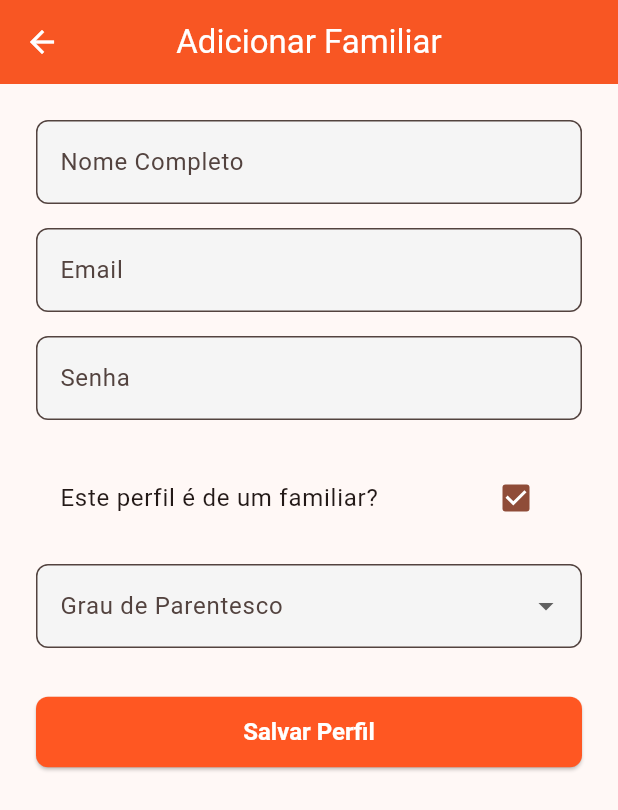
After one commit to ARegis23/techChef, a Flutter app: the UserEditorPage screen opened directly, after a tap on "Este perfil é de um familiar?", on a phone screen of 412 x 824 dp. The commit adds this screen. Shown: the top 810 px of the screen. Run offline on Flutter 3.47's test engine with Material 3 defaults, Android fonts, the phone set to English and light mode, and no system bars; our stand-ins replace firebase_auth, firebase_core, flutter_svg; accounts and stored records are empty.

Commit message:
Criacao das telas de perfis

```diff
--- a/lib/core/routes.dart
+++ b/lib/core/routes.dart
@@ -4,9 +4,14 @@
 // 🎯 Centraliza as constantes com os nomes das rotas para evitar erros.
 
 class AppRoutes {
-  static const String splash = '/'; // A tela de splash é a nova rota inicial
-  static const String login = '/login'; // A tela de login agora tem sua própria rota
+  static const String splash = '/';
+  static const String login = '/login';
   static const String dashboard = '/dashboard';
   static const String settings = '/settings';
   static const String about = '/about';
+
+    // Rotas de perfil
+  static const String userDashboard = '/user/dashboard';
+  static const String userEditor = '/user/editor';
+  static const String userFamilyView = '/user/family';
 }
--- a/lib/modules/auth/login.dart
+++ b/lib/modules/auth/login.dart
@@ -144,7 +144,9 @@ class _LoginPageState extends State<LoginPage> {
               const SizedBox(height: 32),
               Row(mainAxisAlignment: MainAxisAlignment.center, children: [
                 const Text('Primeiro acesso?'),
-                TextButton(onPressed: () { /* TODO: Navegar para registro */ }, child: const Text('Crie um perfil')),
+                TextButton(onPressed: () {
+                  AppRoutes.userEditor;
+                 }, child: const Text('Crie um perfil')),
               ]),
             ],
           ),
--- /dev/null
+++ b/lib/modules/user/user_editor.dart
@@ -0,0 +1,123 @@
+// =================================================================
+// 📁 ARQUIVO: lib/modules/profile/views/user_editor.dart
+// =================================================================
+// 📝 Tela versátil para criar e editar perfis de administrador e familiares.
+
+import 'package:flutter/material.dart';
+import '../../../core/routes.dart';
+
+class UserEditorPage extends StatefulWidget {
+  // Argumentos para determinar o modo da página:
+  // - Criando um novo admin (vindo da tela de login)
+  // - Adicionando um familiar (vindo do dashboard do admin)
+  // - Editando um perfil existente
+  final Map<String, dynamic>? arguments;
+
+  const UserEditorPage({super.key, this.arguments});
+
+  @override
+  State<UserEditorPage> createState() => _UserEditorPageState();
+}
+
+class _UserEditorPageState extends State<UserEditorPage> {
+  // Controladores para os campos do formulário
+  final _nameController = TextEditingController();
+  final _emailController = TextEditingController();
+  final _passwordController = TextEditingController();
+
+  // Estado para os checkboxes e dropdown
+  bool _isFamilyMember = false;
+  String? _selectedRelationship;
+  bool _isRegisteringNewAdmin = false;
+
+  final List<String> _relationships = ['Cônjuge', 'Filho(a)', 'Pai', 'Mãe', 'Outro'];
+
+  @override
+  void initState() {
+    super.initState();
+    // Define o estado inicial da página com base nos argumentos recebidos
+    _isRegisteringNewAdmin = widget.arguments?['isRegisteringNewAdmin'] ?? false;
+    _isFamilyMember = widget.arguments?['isFamilyMember'] ?? false;
+
+    // TODO: Se estiver editando, preencher os campos com os dados do usuário
+  }
+
+  void _saveProfile() {
+    // TODO: Implementar a lógica de salvar os dados no Firebase
+
+    if (_isRegisteringNewAdmin) {
+      // Se for o primeiro cadastro, volta para a tela de login para o usuário entrar.
+      // Usamos pushNamedAndRemoveUntil para limpar a pilha de navegação.
+      Navigator.of(context).pushNamedAndRemoveUntil(AppRoutes.login, (route) => false);
+    } else {
+      // Se estiver editando ou adicionando um familiar, apenas volta para a tela anterior.
+      Navigator.of(context).pop();
+    }
+  }
+
+  @override
+  Widget build(BuildContext context) {
+    return Scaffold(
+      appBar: AppBar(
+        title: Text(_isRegisteringNewAdmin ? 'Criar Perfil de Administrador' : (_isFamilyMember ? 'Adicionar Familiar' : 'Editar Perfil')),
+      ),
+      body: SingleChildScrollView(
+        padding: const EdgeInsets.all(24.0),
+        child: Column(
+          crossAxisAlignment: CrossAxisAlignment.stretch,
+          children: [
+            // Campos comuns a todos os perfis
+            TextField(controller: _nameController, decoration: const InputDecoration(labelText: 'Nome Completo')),
+            const SizedBox(height: 16),
+            TextField(controller: _emailController, keyboardType: TextInputType.emailAddress, decoration: const InputDecoration(labelText: 'Email')),
+            const SizedBox(height: 16),
+            TextField(controller: _passwordController, obscureText: true, decoration: const InputDecoration(labelText: 'Senha')),
+            const SizedBox(height: 24),
+
+            // Lógica para mostrar campos específicos
+            if (_isRegisteringNewAdmin)
+              const Text('Marque abaixo apenas se você for um familiar sendo adicionado por um administrador.'),
+
+            // Checkbox para definir se é um familiar
+            CheckboxListTile(
+              title: const Text('Este perfil é de um familiar?'),
+              value: _isFamilyMember,
+              onChanged: (value) {
+                setState(() {
+                  _isFamilyMember = value ?? false;
+                });
+              },
+            ),
+
+            // Dropdown de parentesco, visível apenas se for um familiar
+            if (_isFamilyMember)
+              Padding(
+                padding: const EdgeInsets.only(top: 16.0),
+                child: DropdownButtonFormField<String>(
+                  value: _selectedRelationship,
+                  decoration: const InputDecoration(labelText: 'Grau de Parentesco'),
+                  items: _relationships.map((String value) {
+                    return DropdownMenuItem<String>(
+                      value: value,
+                      child: Text(value),
+                    );
+                  }).toList(),
+                  onChanged: (newValue) {
+                    setState(() {
+                      _selectedRelationship = newValue;
+                    });
+                  },
+                ),
+              ),
+
+            const SizedBox(height: 32),
+            ElevatedButton(
+              onPressed: _saveProfile,
+              child: const Text('Salvar Perfil'),
+            ),
+          ],
+        ),
+      ),
+    );
+  }
+}
```
Also changed, not shown: lib/modules/user/user_dashboard.dart (added, +58 -0 lines), lib/modules/user/user_family_view.dart (added, +67 -0 lines), lib/modules/user/user_view.dart (deleted).
